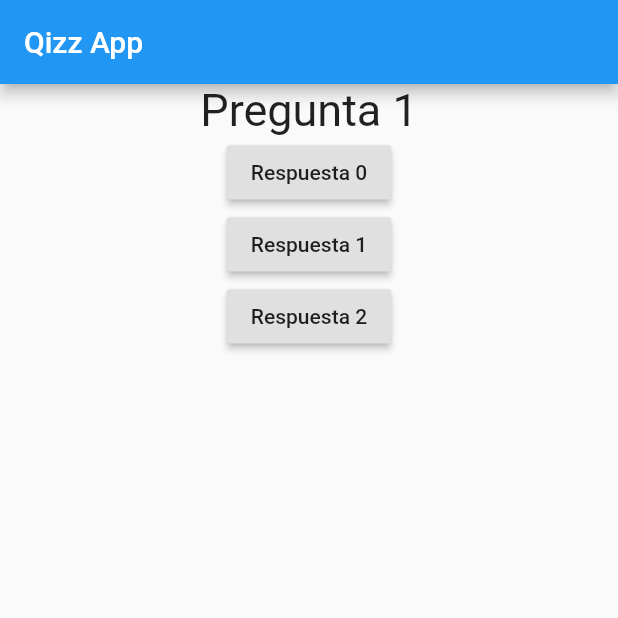
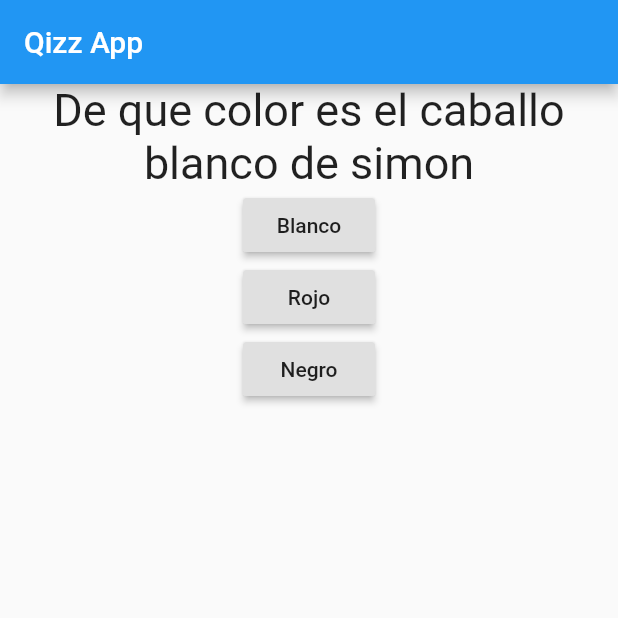
Before and after one commit to juannn91/FlutterQuiz, a Flutter app: the screen it shows after launch, on a phone screen of 412 x 824 dp, the top half of it. Run offline on Flutter 3.47's test engine with Material 2 defaults, Android fonts, the phone set to English and light mode, and no system bars.

Commit message:
se cambio el texto de la pregunta

```diff
--- a/lib/questionQuiz.dart
+++ b/lib/questionQuiz.dart
@@ -6,10 +6,10 @@ class QuestionQuiz extends StatelessWidget{
   @override
   Widget build(BuildContext context) {
     return Column(children: [
-          Question("Pregunta 1"),
-          Answer("Respuesta 0"),
-          Answer("Respuesta 1"),
-          Answer("Respuesta 2"),
+          Question("De que color es el caballo blanco de simon"),
+          Answer("Blanco"),
+          Answer("Rojo"),
+          Answer("Negro"),
     ]);
   }
 }
```
